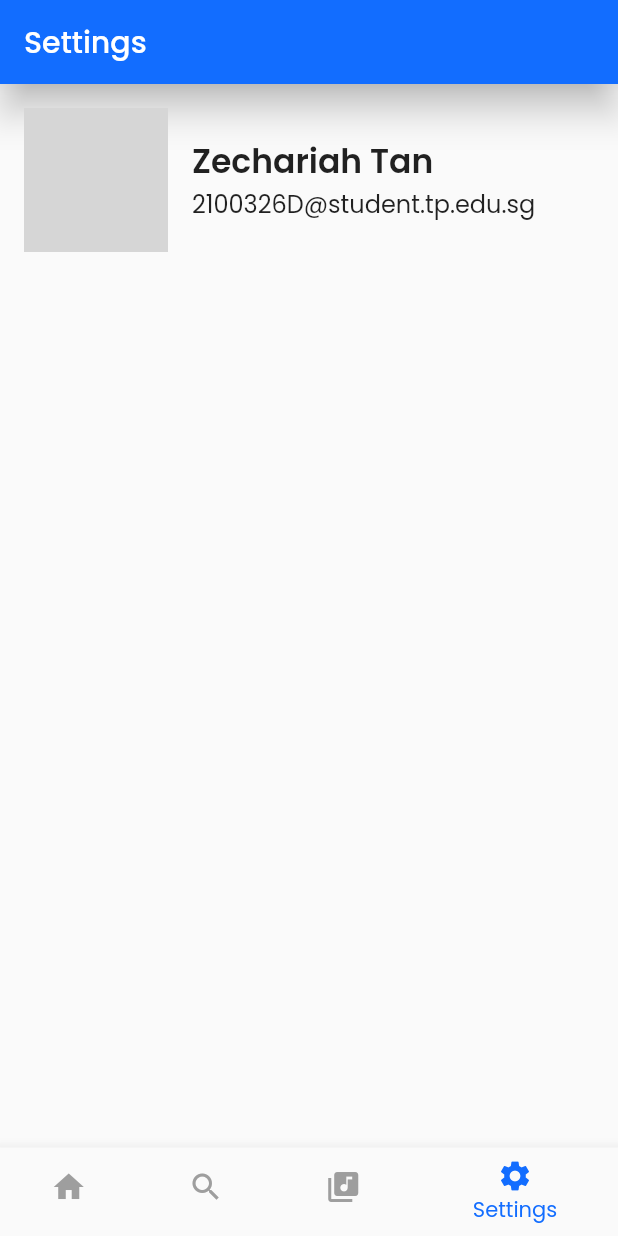
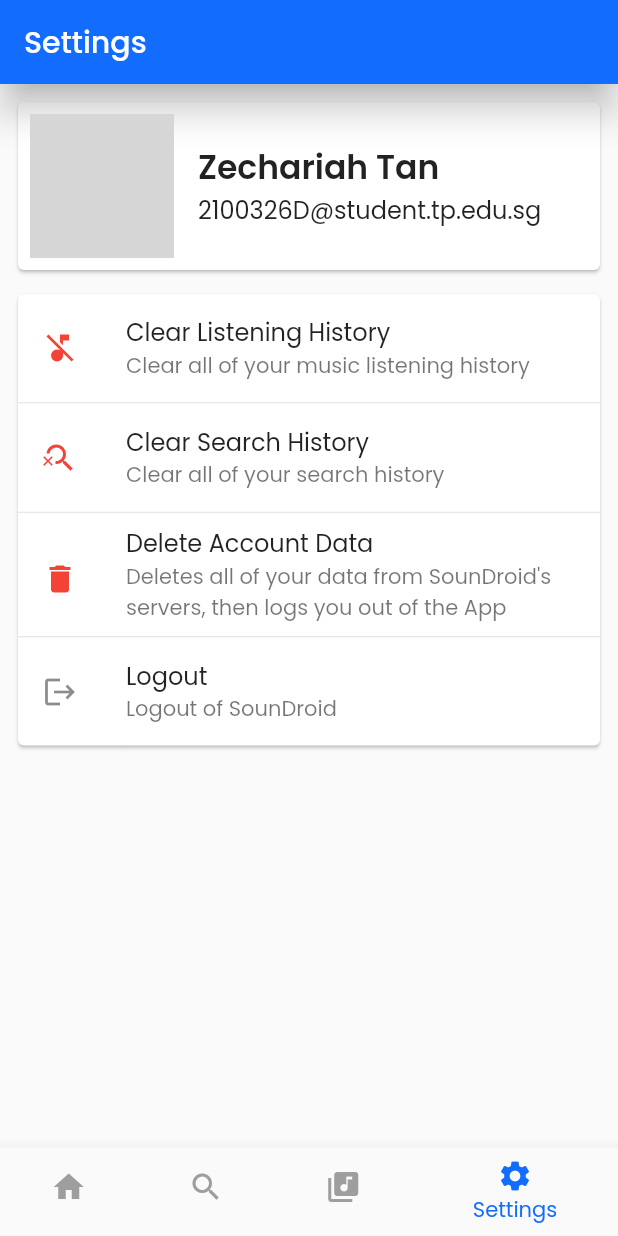
Before and after one commit to zS1L3NT/soundroid-v2, a Flutter app: the screen it shows after launch, on a phone screen of 412 x 824 dp. Run offline on Flutter 3.47's test engine with Material 2 defaults, Android fonts, the phone set to English and light mode, and no system bars; drawn by our look-alikes of auto_size_text; our stand-ins replace firebase_core, hive_flutter, marquee, transparent_image; missing offline and left inert: indexed; accounts and stored records are empty; network calls fail; grey boxes are pictures that could not be loaded.

Commit message:
✨ basic settings page

```diff
--- a/lib/screens/main/settings.dart
+++ b/lib/screens/main/settings.dart
@@ -1,6 +1,6 @@
 import 'package:flutter/material.dart';
-import 'package:soundroid/widgets/app/text.dart';
-import 'package:transparent_image/transparent_image.dart';
+import 'package:soundroid/widgets/main/settings/delete_data_card.dart';
+import 'package:soundroid/widgets/main/settings/profile_card.dart';
 
 class SettingsScreen extends StatefulWidget {
   const SettingsScreen({Key? key}) : super(key: key);
@@ -13,40 +13,12 @@ class _SettingsScreenState extends State<SettingsScreen> {
   @override
   Widget build(BuildContext context) {
     return Padding(
-      padding: const EdgeInsets.all(16),
+      padding: const EdgeInsets.all(8),
       child: Column(
-        children: [
-          Row(
-            children: [
-              ClipRRect(
-                borderRadius: BorderRadius.circular(48),
-                child: FadeInImage.memoryNetwork(
-                  fadeInCurve: Curves.decelerate,
-                  placeholder: kTransparentImage,
-                  image: "https://wiki.d-addicts.com/images/4/4c/IU.jpg",
-                  fit: BoxFit.cover,
-                  width: 96,
-                  height: 96,
-                ),
-              ),
-              const SizedBox(width: 16),
-              Column(
-                children: [
-                  AppText.marquee(
-                    "Zechariah Tan",
-                    width: MediaQuery.of(context).size.width - 144,
-                    extraHeight: 11,
-                    fontSize: 22,
-                    fontWeight: FontWeight.w600,
-                  ),
-                  AppText.marquee(
-                    "2100326D@student.tp.edu.sg",
-                    width: MediaQuery.of(context).size.width - 144,
-                  ),
-                ],
-              )
-            ],
-          ),
+        children: const [
+          ProfileCard(),
+          SizedBox(height: 8),
+          DeleteDataCard(),
         ],
       ),
     );
--- /dev/null
+++ b/lib/widgets/main/settings/delete_data_card.dart
@@ -0,0 +1,75 @@
+import 'package:flutter/material.dart';
+
+class DeleteDataCard extends StatefulWidget {
+  const DeleteDataCard({Key? key}) : super(key: key);
+
+  @override
+  State<DeleteDataCard> createState() => _DeleteDataCardState();
+}
+
+class _DeleteDataCardState extends State<DeleteDataCard> {
+  @override
+  Widget build(BuildContext context) {
+    return Card(
+        child: Column(
+      children: [
+        InkWell(
+          onTap: () {},
+          child: ListTile(
+            leading: Column(
+              mainAxisAlignment: MainAxisAlignment.center,
+              children: const [Icon(Icons.music_off, color: Colors.red)],
+            ),
+            title: const Text("Clear Listening History"),
+            subtitle: const Text("Clear all of your music listening history"),
+            minVerticalPadding: 8,
+          ),
+        ),
+        const Divider(height: 1),
+        InkWell(
+          onTap: () {},
+          child: ListTile(
+            leading: Column(
+              mainAxisAlignment: MainAxisAlignment.center,
+              children: const [Icon(Icons.search_off, color: Colors.red)],
+            ),
+            title: const Text("Clear Search History"),
+            subtitle: const Text("Clear all of your search history"),
+            minVerticalPadding: 8,
+          ),
+        ),
+        const Divider(height: 1),
+        InkWell(
+          onTap: () {},
+          child: ListTile(
+            leading: Column(
+              mainAxisAlignment: MainAxisAlignment.center,
+              children: const [Icon(Icons.delete, color: Colors.red)],
+            ),
+            title: const Text(
+              "Delete Account Data",
+            ),
+            subtitle: const Text(
+                "Deletes all of your data from SounDroid's servers, then logs you out of the App"),
+            minVerticalPadding: 8,
+          ),
+        ),
+        const Divider(height: 1),
+        InkWell(
+          onTap: () {},
+          child: ListTile(
+            leading: Column(
+              mainAxisAlignment: MainAxisAlignment.center,
+              children: const [Icon(Icons.logout)],
+            ),
+            title: const Text(
+              "Logout",
+            ),
+            subtitle: const Text("Logout of SounDroid"),
+            minVerticalPadding: 8,
+          ),
+        ),
+      ],
+    ));
+  }
+}
--- /dev/null
+++ b/lib/widgets/main/settings/profile_card.dart
@@ -0,0 +1,47 @@
+import 'package:flutter/material.dart';
+import 'package:soundroid/widgets/app/text.dart';
+import 'package:transparent_image/transparent_image.dart';
+
+class ProfileCard extends StatelessWidget {
+  const ProfileCard({Key? key}) : super(key: key);
+
+  @override
+  Widget build(BuildContext context) {
+    return Card(
+      child: Padding(
+        padding: const EdgeInsets.all(8),
+        child: Row(
+          children: [
+            ClipRRect(
+              borderRadius: BorderRadius.circular(48),
+              child: FadeInImage.memoryNetwork(
+                fadeInCurve: Curves.decelerate,
+                placeholder: kTransparentImage,
+                image: "https://wiki.d-addicts.com/images/4/4c/IU.jpg",
+                fit: BoxFit.cover,
+                width: 96,
+                height: 96,
+              ),
+            ),
+            const SizedBox(width: 16),
+            Column(
+              children: [
+                AppText.marquee(
+                  "Zechariah Tan",
+                  width: MediaQuery.of(context).size.width - 152,
+                  extraHeight: 11,
+                  fontSize: 22,
+                  fontWeight: FontWeight.w600,
+                ),
+                AppText.marquee(
+                  "2100326D@student.tp.edu.sg",
+                  width: MediaQuery.of(context).size.width - 152,
+                ),
+              ],
+            )
+          ],
+        ),
+      ),
+    );
+  }
+}
```
